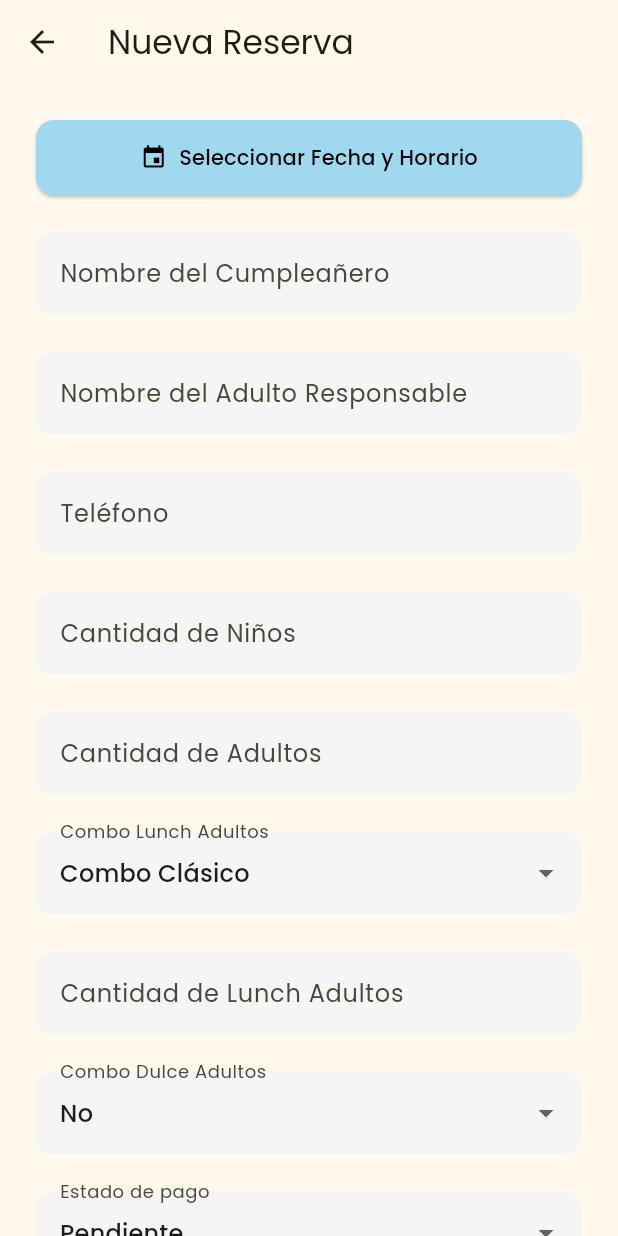
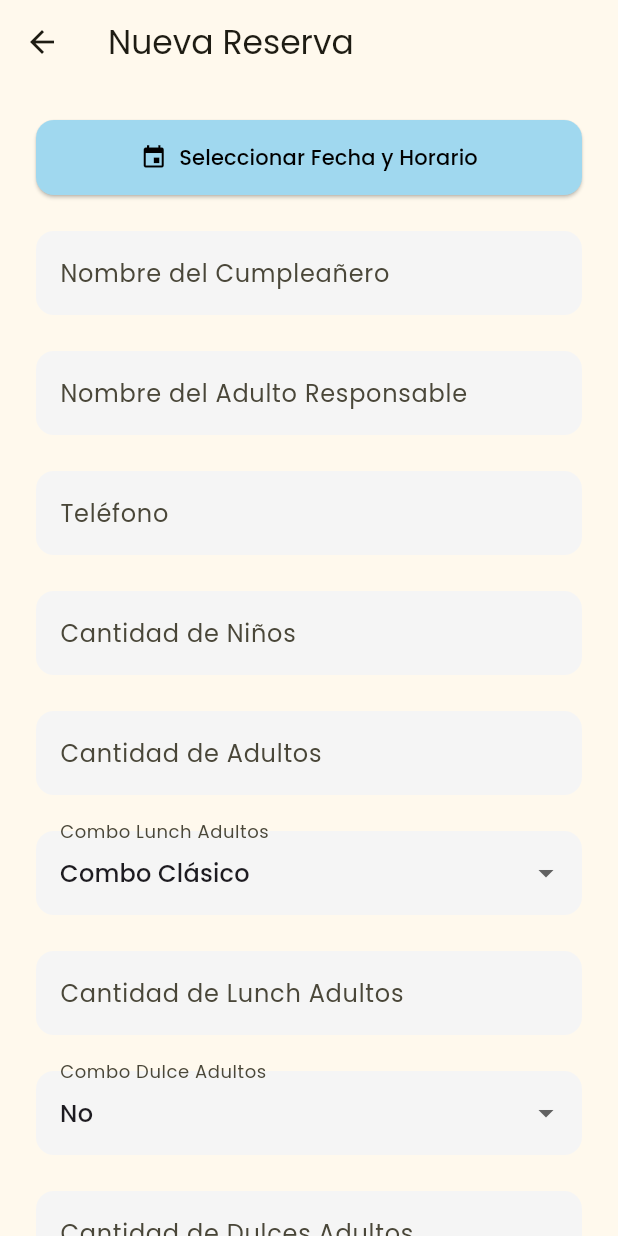
Before and after one commit to mica1470/Sistema-Eventos, a Flutter app: the NuevaReservaPantalla screen opened by its route, on a phone screen of 412 x 824 dp. Run offline on Flutter 3.47's test engine with Material 3 defaults, Android fonts, the light colour scheme and no system bars; our stand-ins replace cloud_firestore, firebase_auth, firebase_core, google_fonts, pdf, table_calendar; missing offline and left inert: dart:html; accounts and stored records are empty.

Commit message:
Incorporacion de un apartado

```diff
--- a/lib/pantallas/calendario_pantalla.dart
+++ b/lib/pantallas/calendario_pantalla.dart
@@ -262,7 +262,7 @@ class _CalendarioPantallaState extends State<CalendarioPantalla> {
                         style: pw.TextStyle(font: poppinsRegular, fontSize: 12),
                       ),
                       pw.Text(
-                        'Niños: ${evento['cantidadNinos']}  |  Adultos: ${evento['cantidadAdultos']}',
+                        'Niños: ${evento['cantidadNinos']}?? 0  |  Adultos: ${evento['cantidadAdultos']}?? 0',
                         style: pw.TextStyle(font: poppinsRegular, fontSize: 12),
                       ),
                       pw.Text(
@@ -270,7 +270,7 @@ class _CalendarioPantallaState extends State<CalendarioPantalla> {
                         style: pw.TextStyle(font: poppinsRegular, fontSize: 12),
                       ),
                       pw.Text(
-                        'Combo Dulce Adultos: ${evento['comboDulceAdultos']}',
+                        'Combo Dulce Adultos: ${evento['comboDulceAdultos']}   |  Cantidad: ${evento['cantidadDulceAdultos']}?? 0 ',
                         style: pw.TextStyle(font: poppinsRegular, fontSize: 12),
                       ),
                       pw.Text(
@@ -285,7 +285,7 @@ class _CalendarioPantallaState extends State<CalendarioPantalla> {
                           color: PdfColors.green800,
                         ),
                       ),
-                      pw.Text('Importe: ${evento['importe'] ?? '-'}',
+                      pw.Text('Importe: ${evento['importe'] ?? '0'}',
                           style: pw.TextStyle(
                             font: poppinsBold,
                             fontSize: 12,
@@ -442,7 +442,7 @@ class _CalendarioPantallaState extends State<CalendarioPantalla> {
                                   fontWeight: FontWeight.bold,
                                   color: Color(0xFFFF6B81))),
                           subtitle: Text(
-                              '\nAdulto Responsable: ${reserva['adultoResponsable'] ?? 'Sin nombre'}\nHorario: ${DateFormat.Hm().format(fecha)}\nTelefono: ${reserva['telefono'] ?? ''}\nCantidad de niños: ${reserva['cantidadNinos'] ?? '-'}\nCantidad de adultos: ${reserva['cantidadAdultos'] ?? '-'}\nCombo Lunch Adultos: ${reserva['comboLunchAdultos'] ?? '-'} - Cantidad: ${reserva['cantidadLunchAdultos']} \nCombo Dulce Adultos: ${reserva['comboDulceAdultos'] ?? '-'}\nPiñata: ${reserva['pinata'] ?? '-'}\nEstado de pago:  ${reserva['estadoPago']}\nImporte: ${reserva['importe'] ?? '-'} \nDescripcion de pago: ${reserva['pagos'] ?? '-'}\nSolicitud Especial: ${(reserva['solicitudEspecial'] == null || reserva['solicitudEspecial'].toString().trim().isEmpty) ? 'Ninguna' : reserva['solicitudEspecial']}'),
+                              '\nAdulto Responsable: ${reserva['adultoResponsable'] ?? 'Sin nombre'}\nHorario: ${DateFormat.Hm().format(fecha)}\nTelefono: ${reserva['telefono'] ?? ''}\nCantidad de niños: ${reserva['cantidadNinos'] ?? '-'}\nCantidad de adultos: ${reserva['cantidadAdultos'] ?? '-'}\nCombo Lunch Adultos: ${reserva['comboLunchAdultos'] ?? '-'} - Cantidad: ${reserva['cantidadLunchAdultos']} \nCombo Dulce Adultos: ${reserva['comboDulceAdultos'] ?? '-'} - Cantidad: ${reserva['cantidadDulceAdultos']} \nPiñata: ${reserva['pinata'] ?? '-'}\nEstado de pago:  ${reserva['estadoPago']}\nImporte: ${reserva['importe'] ?? '-'} \nDescripcion de pago: ${reserva['pagos'] ?? '-'}\nSolicitud Especial: ${(reserva['solicitudEspecial'] == null || reserva['solicitudEspecial'].toString().trim().isEmpty) ? 'Ninguna' : reserva['solicitudEspecial']}'),
                           isThreeLine: true,
                           trailing: const Icon(Icons.event_note,
                               color: Color(0xFFA0D8EF)),
--- a/lib/pantallas/dashboard_pantalla.dart
+++ b/lib/pantallas/dashboard_pantalla.dart
@@ -503,6 +503,11 @@ class _DashboardPantallaState extends State<DashboardPantalla> {
                                 key: Key('ReservaComboDulce_$index'),
                               ),
                               Text(
+                                'Cantidad Dulce Adultos: ${reserva['cantidadDulceAdultos'] ?? 0}',
+                                style: textoStyle,
+                                key: Key('ReservaCantidadDulce_$index'),
+                              ),
+                              Text(
                                 'Piñata: ${reserva['pinata'] ?? 'No'}',
                                 style: textoStyle,
                                 key: Key('ReservaPinata_$index'),
@@ -642,7 +647,7 @@ class _DashboardPantallaState extends State<DashboardPantalla> {
                           fontFallback: [emojiFont],
                         )),
                     pw.Text(
-                        'Combo Dulce Adultos: ${reserva['comboDulceAdultos'] ?? '-'}',
+                        'Combo Dulce Adultos: ${reserva['comboDulceAdultos'] ?? '-'}  | Cantidad: ${reserva['cantidadDulceAdultos'] ?? '0'}',
                         style: pw.TextStyle(
                           font: poppinsRegular,
                           fontSize: 12,
--- a/lib/pantallas/nueva_reserva_pantalla.dart
+++ b/lib/pantallas/nueva_reserva_pantalla.dart
@@ -33,6 +33,8 @@ class _NuevaReservaPantallaState extends State<NuevaReservaPantalla> {
   final TextEditingController cantidadLunchAdultosController =
       TextEditingController();
   final TextEditingController comboDulceAdultosController =
+      TextEditingController();
+  final TextEditingController cantidadDulceAdultosController =
       TextEditingController();
   final TextEditingController solicitudEspecialController =
       TextEditingController();
@@ -77,6 +79,8 @@ class _NuevaReservaPantallaState extends State<NuevaReservaPantalla> {
       cantidadLunchAdultosController.text =
           r['cantidadLunchAdultos']?.toString() ?? '';
       comboDulceAdultosController.text = r['comboDulceAdultos'] ?? 'Sin combo';
+      cantidadDulceAdultosController.text =
+          r['cantidadDulceAdultos']?.toString() ?? '';
       solicitudEspecialController.text =
           r['solicitudEspecial'] ?? 'Sin solicitud especial';
       pagosController.text = r['pagos'] ?? 'Sin descripción de pago';
@@ -187,6 +191,8 @@ class _NuevaReservaPantallaState extends State<NuevaReservaPantalla> {
         'cantidadLunchAdultos':
             int.tryParse(cantidadLunchAdultosController.text) ?? 0,
         'comboDulceAdultos': comboDulceAdultos,
+        'cantidadDulceAdultos':
+            int.tryParse(cantidadDulceAdultosController.text) ?? 0,
         'pinata': pinata,
         'solicitudEspecial': solicitudEspecialController.text,
         'pagos': pagosController.text,
@@ -435,6 +441,14 @@ class _NuevaReservaPantallaState extends State<NuevaReservaPantalla> {
                     const InputDecoration(labelText: 'Combo Dulce Adultos'),
               ),
               const SizedBox(height: 24),
+              TextFormField(
+                key: const Key('cantidad_dulce_adultos'),
+                controller: cantidadDulceAdultosController,
+                decoration: const InputDecoration(
+                    labelText: 'Cantidad de Dulces Adultos'),
+                keyboardType: TextInputType.number,
+              ),
+              const SizedBox(height: 24),
               DropdownButtonFormField<String>(
                 key: const Key('estado_pago'),
                 value: estadoPago,
@@ -455,7 +469,6 @@ class _NuevaReservaPantallaState extends State<NuevaReservaPantalla> {
                 key: const Key('importe'),
                 controller: importeController,
                 decoration: const InputDecoration(labelText: 'Importe'),
-                validator: (val) => val!.isEmpty ? 'Requerido' : null,
                 keyboardType: TextInputType.number,
               ),
               const SizedBox(height: 24),
--- a/lib/pantallas/recordatorios_pantalla.dart
+++ b/lib/pantallas/recordatorios_pantalla.dart
@@ -138,12 +138,15 @@ class _RecordatoriosPantallaState extends State<RecordatoriosPantalla> {
               final telefono = data['telefono'] ?? 'Sin teléfono';
               final cantidadNinos = data['cantidadNinos'] ?? 'Sin combo';
               final cantidadAdultos = data['cantidadAdultos'] ?? 'Sin combo';
+              final cantidadDulceAdultos =
+                  data['cantidadDulceAdultos'] ?? 'Sin combo';
               final comboDulceAdultos =
                   data['comboDulceAdultos'] ?? 'Sin combo';
               final cantidadLunchAdultos =
                   data['cantidadLunchAdultos'] ?? 'Sin combo';
               final comboLunchAdultos =
                   data['comboLunchAdultos'] ?? 'Sin combo';
+
               final pinata = data['pinata'] ?? 'Sin piñata';
               final estado = data['estadoPago'] ?? 'Sin estado';
               final importe = data['importe'] ?? 'Sin importe';
@@ -163,6 +166,7 @@ class _RecordatoriosPantallaState extends State<RecordatoriosPantalla> {
                       'Cantidad de Niños: $cantidadNinos\n'
                       'Cantidad de Adultos: $cantidadAdultos\n'
                       'Combo Dulce Adultos: $comboDulceAdultos\n'
+                      'Cantidad: $cantidadDulceAdultos\n'
                       'Combo Lunch Adultos: $comboLunchAdultos\n'
                       'Cantidad: $cantidadLunchAdultos\n'
                       'Piñata: $pinata\n'
--- a/lib/pantallas/reservaspantalla.dart
+++ b/lib/pantallas/reservaspantalla.dart
@@ -102,6 +102,7 @@ class ReservasPantalla extends StatelessWidget {
                     '• Combo Lunch Adultos: $comboLunchAdultos\n'
                     '• Cantidad de Lunch Adultos: ${reserva['cantidadLunchAdultos'] ?? '-'}\n'
                     '• Combo Dulce Adultos: $comboDulceAdultos\n'
+                    '• Cantidad de Dulce Adultos: ${reserva['cantidadDulceAdultos'] ?? '-'}\n'
                     '• Piñata: $pinata\n'
                     '• Estado de pago: $estadoPago\n'
                     '• Importe: ${reserva['importe'] ?? '-'}\n'
```
